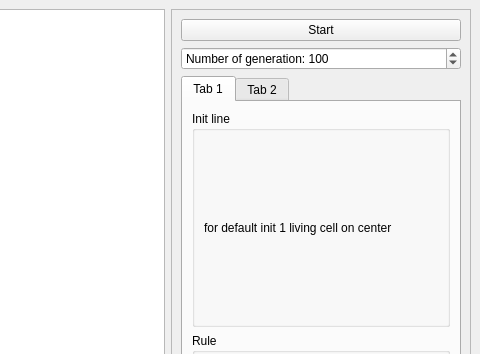
First picture: the form in mainwindow.ui, repository DOCtorKamski/ElementaryCellularAutomaton, before the edit; both pictures show x 320 to 800 and y 0 to 354 of the 800 by 600 pixel window.
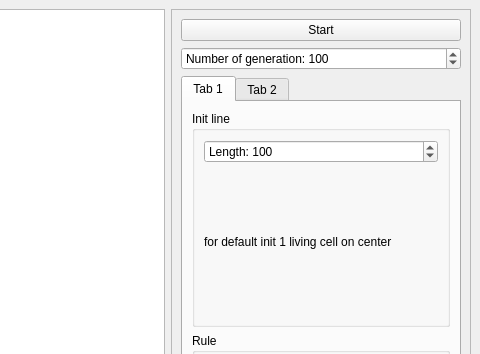
Second picture: the form after the edit.

Commit message: add ability change init length

Patch:
```diff
--- a/mainwindow.ui
+++ b/mainwindow.ui
@@ -100,6 +100,22 @@
               <string>Init line</string>
              </property>
              <layout class="QVBoxLayout" name="verticalLayout_4">
+              <item>
+               <widget class="QSpinBox" name="spinBox_lineLength">
+                <property name="prefix">
+                 <string>Length: </string>
+                </property>
+                <property name="minimum">
+                 <number>3</number>
+                </property>
+                <property name="maximum">
+                 <number>999</number>
+                </property>
+                <property name="value">
+                 <number>100</number>
+                </property>
+               </widget>
+              </item>
               <item>
                <widget class="QLabel" name="label">
                 <property name="text">
```
The commit also changes 2 other files.
